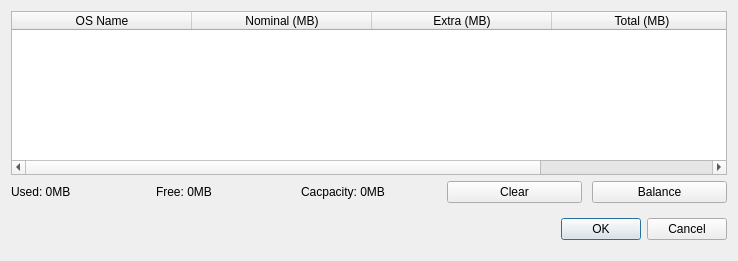
The window that recovery/adjustsizes.ui (procount/pinn) describes before a commit, drawn with Qt 5.
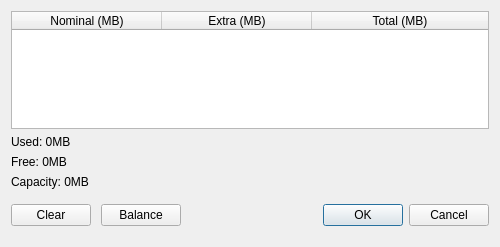
The same window after the commit.

Patch:
```diff
--- a/recovery/adjustsizes.ui
+++ b/recovery/adjustsizes.ui
@@ -6,8 +6,8 @@
    <rect>
     <x>0</x>
     <y>0</y>
-    <width>738</width>
-    <height>261</height>
+    <width>500</width>
+    <height>247</height>
    </rect>
   </property>
   <property name="sizePolicy">
@@ -20,17 +20,38 @@
    <string>Adjust size of OSes</string>
   </property>
   <layout class="QGridLayout" name="gridLayout">
-   <item row="1" column="0">
+   <item row="4" column="0">
+    <widget class="QLabel" name="capacityLbl">
+     <property name="text">
+      <string>Capacity: 0MB</string>
+     </property>
+    </widget>
+   </item>
+   <item row="3" column="0">
+    <widget class="QLabel" name="freeLbl">
+     <property name="text">
+      <string>Free: 0MB </string>
+     </property>
+    </widget>
+   </item>
+   <item row="2" column="0">
+    <widget class="QLabel" name="usedLbl">
+     <property name="text">
+      <string>Used: 0MB</string>
+     </property>
+    </widget>
+   </item>
+   <item row="0" column="0">
     <widget class="QTableWidget" name="tableWidget">
      <property name="sizePolicy">
-      <sizepolicy hsizetype="Preferred" vsizetype="Preferred">
+      <sizepolicy hsizetype="Expanding" vsizetype="Expanding">
        <horstretch>0</horstretch>
        <verstretch>0</verstretch>
       </sizepolicy>
      </property>
      <property name="minimumSize">
       <size>
-       <width>480</width>
+       <width>0</width>
        <height>0</height>
       </size>
      </property>
@@ -40,11 +61,14 @@
        <height>16777215</height>
       </size>
      </property>
+     <property name="alternatingRowColors">
+      <bool>true</bool>
+     </property>
      <property name="selectionMode">
       <enum>QAbstractItemView::NoSelection</enum>
      </property>
      <property name="columnCount">
-      <number>4</number>
+      <number>3</number>
      </property>
      <attribute name="horizontalHeaderCascadingSectionResizes">
       <bool>false</bool>
@@ -53,7 +77,7 @@
       <number>50</number>
      </attribute>
      <attribute name="horizontalHeaderDefaultSectionSize">
-      <number>180</number>
+      <number>150</number>
      </attribute>
      <attribute name="horizontalHeaderStretchLastSection">
       <bool>true</bool>
@@ -64,11 +88,6 @@
      <attribute name="verticalHeaderStretchLastSection">
       <bool>false</bool>
      </attribute>
-     <column>
-      <property name="text">
-       <string>OS Name</string>
-      </property>
-     </column>
      <column>
       <property name="text">
        <string>Nominal (MB)</string>
@@ -86,7 +105,7 @@
      </column>
     </widget>
    </item>
-   <item row="3" column="0">
+   <item row="5" column="0">
     <layout class="QHBoxLayout" name="horizontalLayout">
      <property name="spacing">
       <number>10</number>
@@ -94,27 +113,6 @@
      <property name="leftMargin">
       <number>0</number>
      </property>
-     <item>
-      <widget class="QLabel" name="usedLbl">
-       <property name="text">
-        <string>Used: 0MB</string>
-       </property>
-      </widget>
-     </item>
-     <item>
-      <widget class="QLabel" name="freeLbl">
-       <property name="text">
-        <string>Free: 0MB </string>
-       </property>
-      </widget>
-     </item>
-     <item>
-      <widget class="QLabel" name="capacityLbl">
-       <property name="text">
-        <string>Cacpacity: 0MB</string>
-       </property>
-      </widget>
-     </item>
      <item>
       <widget class="QPushButton" name="clearPb">
        <property name="text">
@@ -129,9 +127,7 @@
        </property>
       </widget>
      </item>
-    </layout>
-   </item>
-   <item row="4" column="0">
+     <item alignment="Qt::AlignBottom">
     <widget class="QDialogButtonBox" name="buttonBox1">
      <property name="sizePolicy">
       <sizepolicy hsizetype="Preferred" vsizetype="Preferred">
@@ -160,6 +156,8 @@
     </widget>
    </item>
   </layout>
+   </item>
+  </layout>
  </widget>
  <resources/>
  <connections>
```
Left out of the diff: 8 changed lines with no effect on the pictures. Lines whose indentation alone changed are shown as unchanged.
